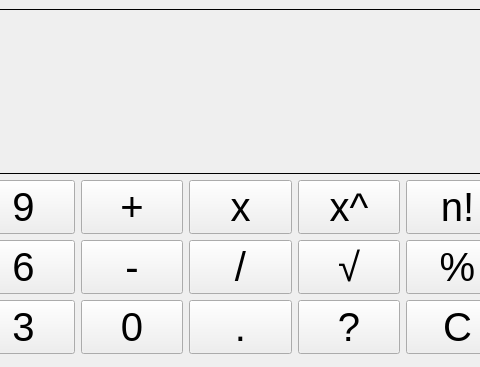
Qt form src/mainwindow.ui (Andersko/IVS) before a commit; both pictures show x 254 to 734 and y 0 to 367 of the 860 by 455 pixel window.
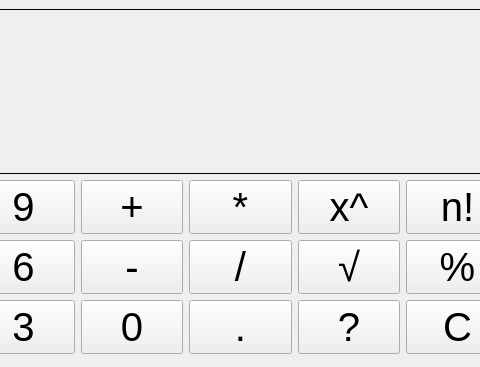
The same form after that commit.

What changed in the file:
```diff
--- a/src/mainwindow.ui
+++ b/src/mainwindow.ui
@@ -369,7 +369,7 @@
             </font>
            </property>
            <property name="text">
-            <string>x</string>
+            <string>*</string>
            </property>
            <property name="iconSize">
             <size>
```
Left out of the diff: 6 changed lines with no effect on the pictures.
